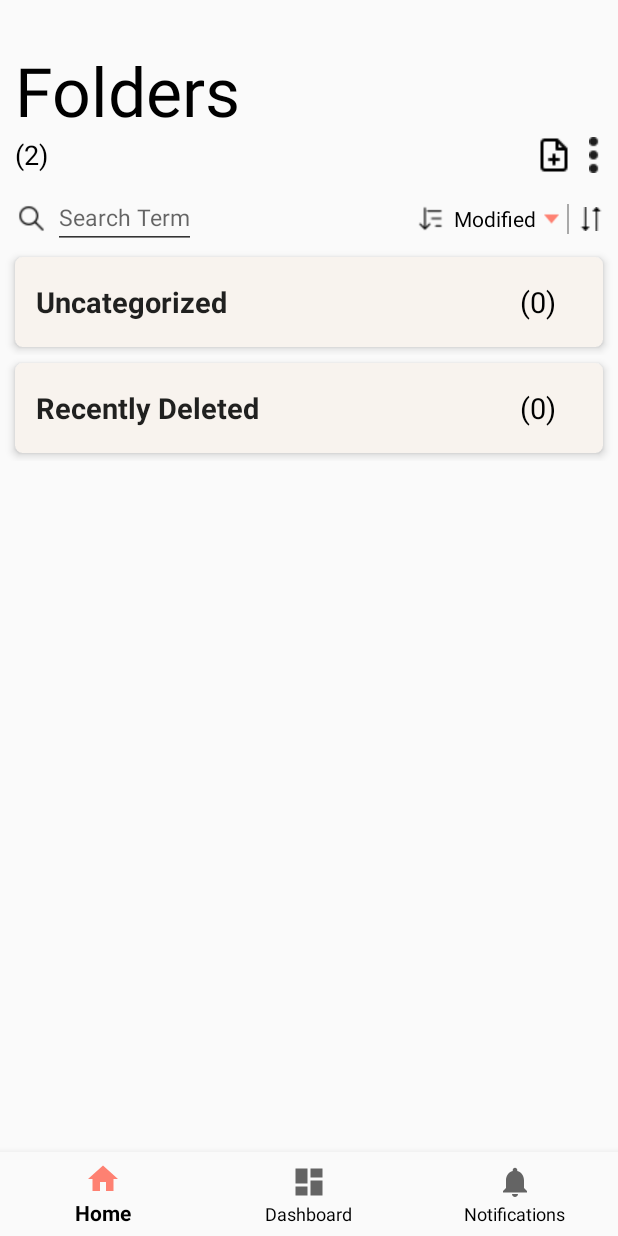
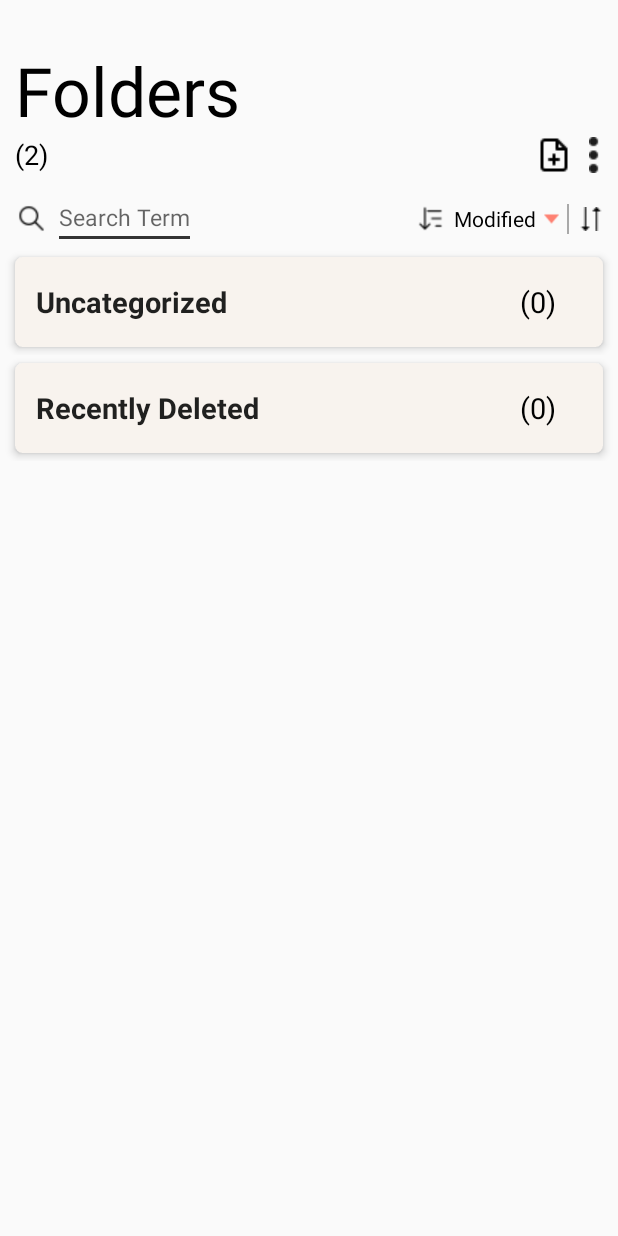
Before and after one commit to johnnyleung10/Bloom-Notetaking-App, an Android app: the screen it shows after launch (MainActivity), after a tap on "true", on a phone screen of 412 x 824 dp. Run offline under Robolectric (Android 15) with nearby library versions, the phone set to English and light mode, and no system bars; our stand-ins replace navigation-ui; 2 statements that could not run were skipped.

Commit message:
fixed rename error, removed bottom nav, search/sort for folders integrated into UI

```diff
--- a/NoteTakingApp/app/src/main/java/com/example/notetakingapp/MainActivity.kt
+++ b/NoteTakingApp/app/src/main/java/com/example/notetakingapp/MainActivity.kt
@@ -35,18 +35,18 @@ class MainActivity : AppCompatActivity() {
         binding = ActivityMainBinding.inflate(layoutInflater)
         setContentView(binding.root)
 
-        val navView: BottomNavigationView = binding.navView
+        //val navView: BottomNavigationView = binding.navView
 
         navController = findNavController(R.id.nav_host_fragment_activity_main)
         // Passing each menu ID as a set of Ids because each
         // menu should be considered as top level destinations.
-        val appBarConfiguration = AppBarConfiguration(
-            setOf(
-                R.id.navigation_folders, R.id.navigation_dashboard, R.id.navigation_notifications
-            )
-        )
+//        val appBarConfiguration = AppBarConfiguration(
+//            setOf(
+//                R.id.navigation_folders, R.id.navigation_dashboard, R.id.navigation_notifications
+//            )
+//        )
 
-        navView.setupWithNavController(navController)
+        //navView.setupWithNavController(navController)
     }
 
     override fun onSupportNavigateUp(): Boolean {
--- a/NoteTakingApp/app/src/main/java/com/example/notetakingapp/models/FolderCellViewModel.kt
+++ b/NoteTakingApp/app/src/main/java/com/example/notetakingapp/models/FolderCellViewModel.kt
@@ -1,4 +1,4 @@
 package com.example.notetakingapp.models
 
-data class FolderCellViewModel(val folderId: Long, val title: String, val noteCount: Int) {
+data class FolderCellViewModel(val folderId: Long, var title: String, val noteCount: Int) {
 }
--- a/NoteTakingApp/app/src/main/java/com/example/notetakingapp/ui/folders/FoldersFragment.kt
+++ b/NoteTakingApp/app/src/main/java/com/example/notetakingapp/ui/folders/FoldersFragment.kt
@@ -5,6 +5,7 @@ import android.view.LayoutInflater
 import android.view.View
 import android.view.ViewGroup
 import android.widget.*
+import androidx.core.widget.addTextChangedListener
 import androidx.fragment.app.DialogFragment
 import androidx.fragment.app.Fragment
 import androidx.lifecycle.ViewModelProvider
@@ -12,6 +13,7 @@ import androidx.navigation.fragment.NavHostFragment
 import androidx.recyclerview.widget.LinearLayoutManager
 import com.example.notetakingapp.R
 import com.example.notetakingapp.databinding.FragmentFoldersBinding
+import com.example.notetakingapp.models.FolderModel
 import com.example.notetakingapp.viewmodels.FoldersViewModel
 import com.example.notetakingapp.utilities.FileManager
 
@@ -102,19 +104,63 @@ class FoldersFragment : Fragment(), NewFolderDialogFragment.NewFolderDialogListe
             adapter.selectAll(false)
         }
 
-        // TODO: reverse sorted results
-        sortOrder.setOnClickListener{}
+        sortOrder.setOnClickListener{
+            search.text.clear()
 
-        // TODO: return search results
+            var column = "date_modified"
+            var order = true
+
+            if (spinner.selectedItemPosition == 0) column = "title"
+            else if (spinner.selectedItemPosition == 1) column = "date_created"
+            if (sortOrder.contentDescription == "true"){
+                order = false
+                sortOrder.contentDescription = "false"
+            } else sortOrder.contentDescription = "true"
+
+            val newList = LinkedHashMap<Long, FolderModel>()
+            for (i in fm.sortFolders(column, order))
+                newList[i] = fm.folderList[i]!!
+
+            foldersViewModel.setFolders(newList)
+        }
+
         search.text.clear()
+        search.addTextChangedListener {
+            val folderIds = fm.searchFolders(search.text.toString())
+            val newList = HashMap<Long, FolderModel>()
+            for (i in fm.folderList.keys)
+                if (i in folderIds) newList[i] = fm.folderList[i]!!
 
-        //TODO: return sort results
+            foldersViewModel.setFolders(newList)
+        }
+
         ArrayAdapter.createFromResource(
             requireContext(), R.array.sort_by, R.layout.dropdown
         ).also { adapter ->
             adapter.setDropDownViewResource(android.R.layout.simple_spinner_dropdown_item)
             spinner.adapter = adapter
             spinner.setSelection(2)
+        }
+
+        spinner.onItemSelectedListener = object : AdapterView.OnItemSelectedListener {
+            override fun onNothingSelected(parent: AdapterView<*>?) {}
+
+            override fun onItemSelected(parent: AdapterView<*>?, view: View?, position: Int, id: Long) {
+                search.text.clear()
+
+                var column = "date_modified"
+                var order = true
+
+                if (position == 0) column = "title"
+                else if (position == 1) column = "date_created"
+                if (sortOrder.contentDescription == "false") order = false
+
+                val newList = LinkedHashMap<Long, FolderModel>()
+                for (i in fm.sortFolders(column, order))
+                    newList[i] = fm.folderList[i]!!
+
+                foldersViewModel.setFolders(newList)
+            }
         }
 
         adapter.checked.observe(viewLifecycleOwner) {
@@ -128,7 +174,7 @@ class FoldersFragment : Fragment(), NewFolderDialogFragment.NewFolderDialogListe
                 deselectAll.isEnabled = true
                 deleteFolderButton.isEnabled = true
             }
-            if (size != adapter.itemCount - 2)
+            if (size != adapter.itemCount)
                 selectAll.isEnabled = true
         }
     }
@@ -183,33 +229,4 @@ class FoldersFragment : Fragment(), NewFolderDialogFragment.NewFolderDialogListe
         if (position == -1) return
         fm.editFolder(adapter.folderCellList[position].folderId, title)
     }
-
-//    Changed to in-place renaming
-//    private fun renameFolder() {
-//        if(adapter.checked.value?.size != 1){
-//            return
-//        }
-//        val folderPosition = adapter.checked.value!![0]
-//        val folderName = adapter.folderCellList[folderPosition].title
-//
-//        val dialogFragment = RenameFolderDialogFragment(folderName)
-//        dialogFragment.show(requireFragmentManager().beginTransaction(), "rename_folder")
-//        dialogFragment.setTargetFragment(this, 1)
-//    }
-
-//    /* RenameFolderDialogListener */
-//    override fun onRenameFolder(dialog: DialogFragment, newFolderName: String) {
-//        if(adapter.checked.value?.size != 1){
-//            return
-//        }
-//        val folderPosition = adapter.checked.value!![0]
-//        val folderId = adapter.folderCellList[folderPosition].folderId
-//
-//        fm.editFolder(folderId, newFolderName)
-//
-//        // Update the view model!
-//        adapter.selectAll(false)
-//        foldersViewModel.setFolders(fm.folderList)
-//    }
-
 }
--- a/NoteTakingApp/app/src/main/java/com/example/notetakingapp/ui/folders/FoldersRecyclerViewAdapter.kt
+++ b/NoteTakingApp/app/src/main/java/com/example/notetakingapp/ui/folders/FoldersRecyclerViewAdapter.kt
@@ -19,6 +19,7 @@ import kotlin.math.roundToInt
 class FoldersRecyclerViewAdapter(var folderCellList: ArrayList<FolderCellViewModel>, private val onFolderClicked: (position: Int) -> Unit, private val onFolderRenamed: (position: Int, newTitle: String) -> Unit) : RecyclerView.Adapter<FoldersRecyclerViewAdapter.ViewHolder>() {
 
     private var editMode: Boolean = false
+    private var index = -1
     var checked : MutableLiveData<MutableList<Long>> = MutableLiveData<MutableList<Long>>()
 
     init {
@@ -96,14 +97,12 @@ class FoldersRecyclerViewAdapter(var folderCellList: ArrayList<FolderCellViewMod
             itemView.setOnClickListener(this)
 
             folderTitle.setOnFocusChangeListener{ _, hasFocus ->
-                if (!hasFocus)
-                    onFolderRenamed(adapterPosition, folderTitle.text.toString())
+                if (adapterPosition != -1) index = adapterPosition
+                if (!hasFocus) {
+                    onFolderRenamed(index, folderTitle.text.toString())
+                    folderCellList[index].title = folderTitle.text.toString()
+                }
             }
-
-//            folderTitle.addTextChangedListener{
-//                println("CALLED")
-//                onFolderRenamed(adapterPosition, folderTitle.text.toString())
-//            }
 
             checkbox.setOnClickListener {
                 val id = folderCellList[adapterPosition].folderId
@@ -118,11 +117,5 @@ class FoldersRecyclerViewAdapter(var folderCellList: ArrayList<FolderCellViewMod
             val position = adapterPosition
             onItemClicked(position)
         }
-
-//        fun navigation(){
-//            if (editMode)
-//                itemView.setOnClickListener(null)
-//            else itemView.setOnClickListener(this)
-//        }
     }
 }
--- a/NoteTakingApp/app/src/main/java/com/example/notetakingapp/ui/notes/NotesFragment.kt
+++ b/NoteTakingApp/app/src/main/java/com/example/notetakingapp/ui/notes/NotesFragment.kt
@@ -155,6 +155,7 @@ class NotesFragment : Fragment(), MoveNoteDialogFragment.MoveNoteDialogListener
             notesViewModel.setNotes(folder.noteList)
         }
 
+        search.text.clear()
         search.addTextChangedListener {
             val noteIds = fm.searchNotes(search.text.toString(), folderId)
             val results : ArrayList<NoteModel> = ArrayList()
--- a/NoteTakingApp/app/src/main/res/layout/activity_main.xml
+++ b/NoteTakingApp/app/src/main/res/layout/activity_main.xml
@@ -6,25 +6,12 @@
     android:layout_height="match_parent"
     >
 
-    <com.google.android.material.bottomnavigation.BottomNavigationView
-        android:id="@+id/nav_view"
-        android:layout_width="0dp"
-        android:layout_height="wrap_content"
-        android:layout_marginStart="0dp"
-        android:layout_marginEnd="0dp"
-        android:background="?android:attr/windowBackground"
-        app:layout_constraintBottom_toBottomOf="parent"
-        app:layout_constraintLeft_toLeftOf="parent"
-        app:layout_constraintRight_toRightOf="parent"
-        app:menu="@menu/bottom_nav_menu" />
-
     <fragment
         android:id="@+id/nav_host_fragment_activity_main"
         android:name="androidx.navigation.fragment.NavHostFragment"
         android:layout_width="match_parent"
         android:layout_height="match_parent"
         app:defaultNavHost="true"
-        app:layout_constraintBottom_toTopOf="@id/nav_view"
         app:layout_constraintLeft_toLeftOf="parent"
         app:layout_constraintRight_toRightOf="parent"
         app:layout_constraintTop_toTopOf="parent"
--- a/NoteTakingApp/app/src/main/res/layout/fragment_folders.xml
+++ b/NoteTakingApp/app/src/main/res/layout/fragment_folders.xml
@@ -147,7 +147,7 @@
     <androidx.recyclerview.widget.RecyclerView
         android:id="@+id/folderContainer"
         android:layout_width="0dp"
-        android:layout_height="470dp"
+        android:layout_height="530dp"
         app:layout_constraintEnd_toEndOf="parent"
         app:layout_constraintStart_toStartOf="parent"
         app:layout_constraintTop_toBottomOf="@+id/actionBar"
--- a/NoteTakingApp/app/src/main/res/layout/fragment_notes.xml
+++ b/NoteTakingApp/app/src/main/res/layout/fragment_notes.xml
@@ -148,7 +148,7 @@
     <androidx.recyclerview.widget.RecyclerView
         android:id="@+id/noteContainer"
         android:layout_width="0dp"
-        android:layout_height="470dp"
+        android:layout_height="530dp"
         app:layout_constraintEnd_toEndOf="parent"
         app:layout_constraintStart_toStartOf="parent"
         app:layout_constraintTop_toBottomOf="@+id/actionBar"
```
